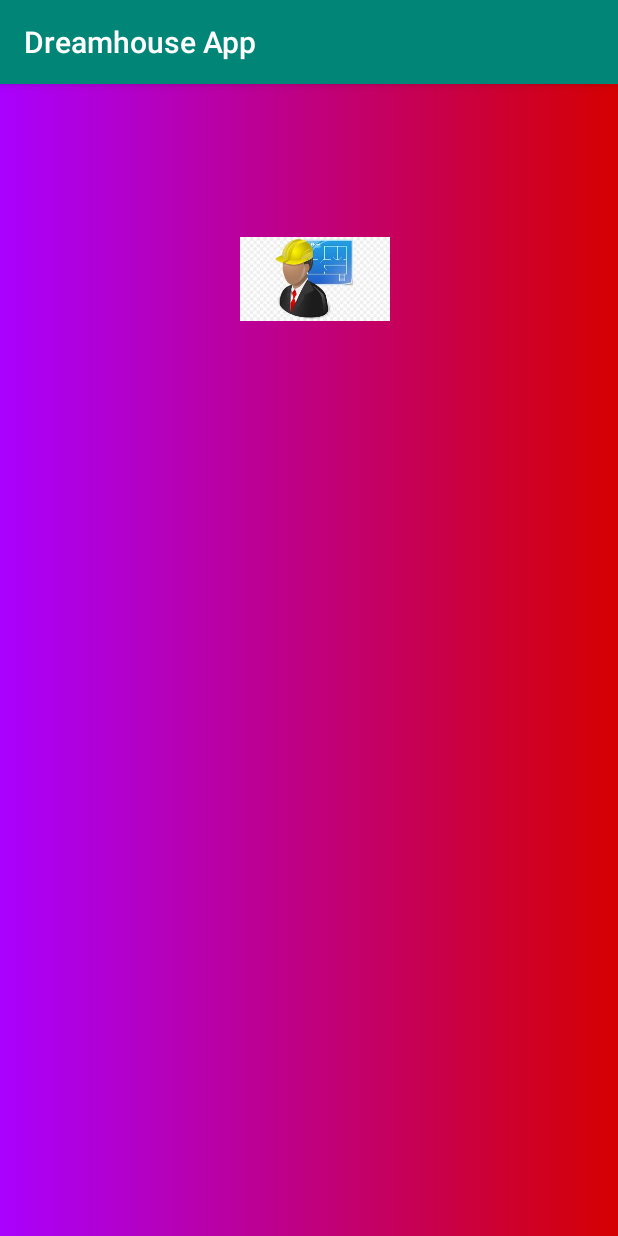
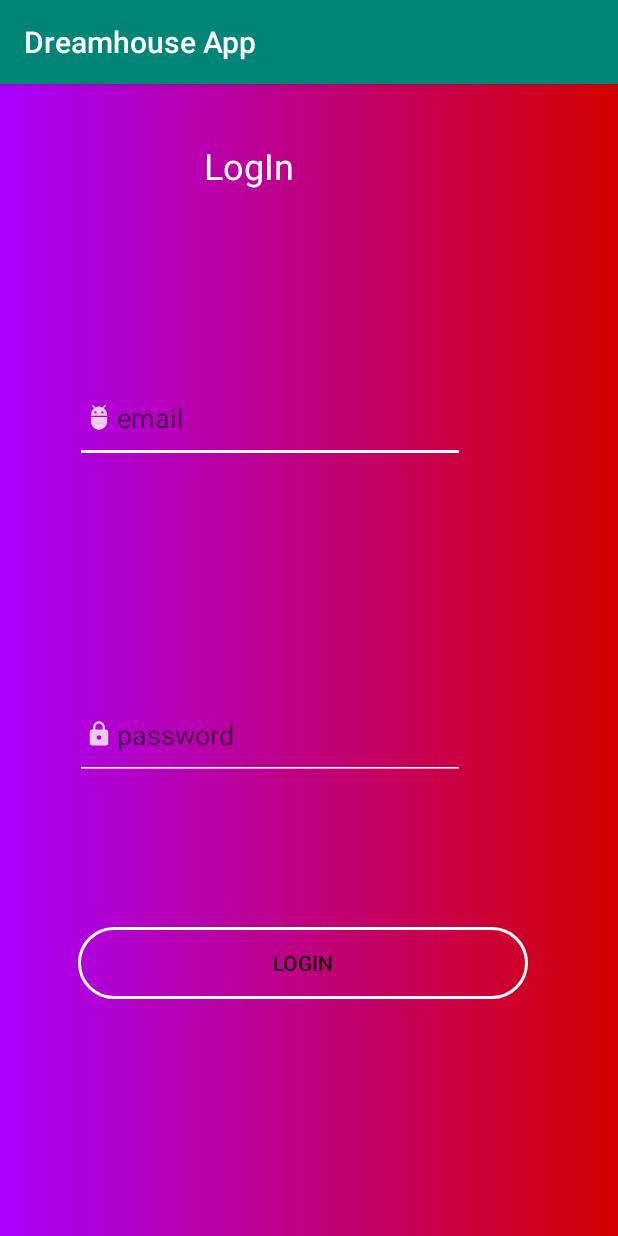
Before and after one commit to Christine-N-Mwaura/DreamHouseApp, an Android app: the screen it shows after launch (MainActivity), on a phone screen of 412 x 824 dp. Run offline under Robolectric (Android 15) with nearby library versions, the phone set to English and light mode, and no system bars.

Commit message:
add textfields and button to the login activity.

```diff
--- a/app/src/main/res/layout/activity_main.xml
+++ b/app/src/main/res/layout/activity_main.xml
@@ -8,11 +8,78 @@
     android:background="@drawable/gradient"
     tools:context=".MainActivity">
 
-    <ImageView
-        android:id="@+id/imageView3"
-        android:layout_width="100dp"
-        android:layout_height="120dp"
-        android:layout_marginStart="160dp"
-        android:layout_marginTop="70dp"
-        app:srcCompat="@drawable/arch2" />
+    <androidx.constraintlayout.widget.ConstraintLayout
+        android:layout_width="match_parent"
+        android:layout_height="match_parent">
+
+        <TextView
+            android:id="@+id/logInTextView"
+            android:layout_width="150dp"
+            android:layout_height="60dp"
+            android:layout_marginTop="38dp"
+            android:text="LogIn"
+            android:textColor="@android:color/white"
+            android:textSize="24sp"
+            app:layout_constraintEnd_toEndOf="parent"
+            app:layout_constraintHorizontal_bias="0.52"
+            app:layout_constraintStart_toStartOf="parent"
+            app:layout_constraintTop_toTopOf="parent" />
+
+        <EditText
+            android:id="@+id/emailEditText"
+            android:layout_width="260dp"
+            android:layout_height="60dp"
+            android:layout_marginStart="50dp"
+            android:layout_marginTop="190dp"
+            android:layout_marginEnd="50dp"
+            android:layout_marginBottom="77dp"
+            android:backgroundTint="@android:color/white"
+            android:drawableLeft="@drawable/ic_action_user"
+            android:ems="10"
+            android:hint="email"
+            android:inputType="textEmailAddress"
+            android:textColor="@android:color/white"
+            app:layout_constraintBottom_toTopOf="@+id/passwordEditText"
+            app:layout_constraintEnd_toEndOf="parent"
+            app:layout_constraintHorizontal_bias="0.0"
+            app:layout_constraintStart_toStartOf="parent"
+            app:layout_constraintTop_toBottomOf="@+id/logInTextView"
+            app:layout_constraintVertical_bias="0.51" />
+
+        <EditText
+            android:id="@+id/passwordEditText"
+            android:layout_width="260dp"
+            android:layout_height="60dp"
+            android:layout_marginStart="50dp"
+            android:layout_marginTop="74dp"
+            android:layout_marginEnd="50dp"
+            android:layout_marginBottom="399dp"
+            android:backgroundTint="@android:color/white"
+            android:drawableLeft="@drawable/ic_action_password"
+            android:ems="10"
+            android:hint="password"
+            android:inputType="textPassword"
+            app:layout_constraintBottom_toBottomOf="parent"
+            app:layout_constraintEnd_toEndOf="parent"
+            app:layout_constraintHorizontal_bias="0.0"
+            app:layout_constraintStart_toStartOf="parent"
+            app:layout_constraintTop_toBottomOf="@+id/emailEditText" />
+
+        <Button
+            android:id="@+id/login"
+            android:layout_width="300dp"
+            android:layout_height="wrap_content"
+            android:layout_marginStart="157dp"
+            android:layout_marginTop="107dp"
+            android:layout_marginEnd="166dp"
+            android:layout_marginBottom="168dp"
+            android:text="Login"
+            android:background="@drawable/button"
+            app:layout_constraintBottom_toBottomOf="parent"
+            app:layout_constraintEnd_toEndOf="parent"
+            app:layout_constraintStart_toStartOf="parent"
+            app:layout_constraintTop_toBottomOf="@+id/passwordEditText" />
+
+    </androidx.constraintlayout.widget.ConstraintLayout>
+
 </RelativeLayout>
```
